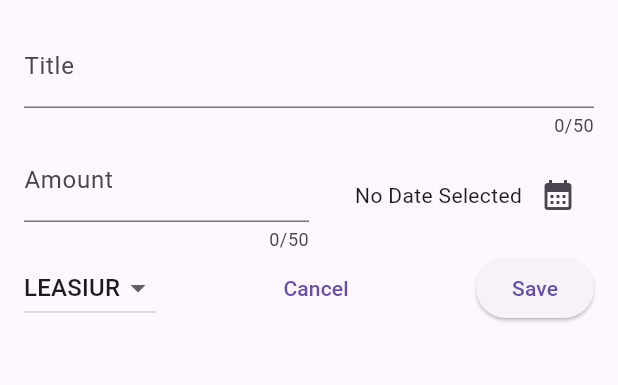
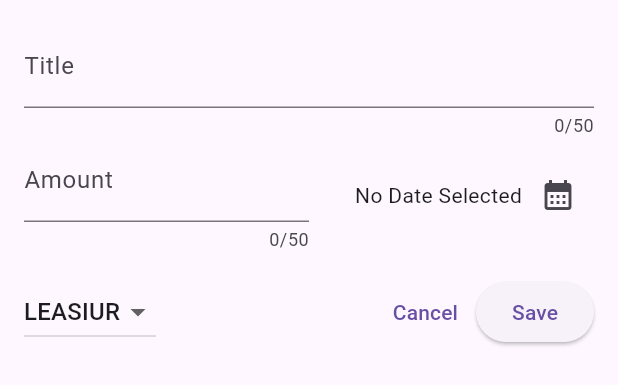
Before and after one commit to Azrul16/ExpencessTracker-FlutterProject, a Flutter app: the NewExpense widget shown alone on an empty page, opened directly, on a phone screen of 412 x 824 dp. Shown: the top 385 px of the screen. Run offline on Flutter 3.47's test engine with Material 3 defaults, Android fonts, the phone set to English and light mode, and no system bars.

Commit message:
update new_expense.dart

```diff
--- a/practice/lib/Widgets/new_expense.dart
+++ b/practice/lib/Widgets/new_expense.dart
@@ -1,6 +1,4 @@
-import 'package:flutter/cupertino.dart';
 import 'package:flutter/material.dart';
-import 'package:flutter/widgets.dart';
 import 'package:practice/models/expense.dart';
 
 class NewExpense extends StatefulWidget {
@@ -44,7 +42,7 @@ class _NewExpenseState extends State<NewExpense> {
   Widget build(BuildContext context) {
     return Padding(
       padding: const EdgeInsets.all(16),
-      child: Column(
+      child: ListView(
         children: [
           TextField(
             controller: _titleController,
@@ -88,6 +86,9 @@ class _NewExpenseState extends State<NewExpense> {
               )
             ],
           ),
+          const SizedBox(
+            height: 16,
+          ),
           Row(
             children: [
               DropdownButton(
@@ -110,16 +111,12 @@ class _NewExpenseState extends State<NewExpense> {
                 },
               ),
               const Spacer(),
-              const SizedBox(
-                height: 6,
-              ),
               TextButton(
                 onPressed: () {
                   Navigator.pop(context);
                 },
                 child: const Text('Cancel'),
               ),
-              const Spacer(),
               ElevatedButton(
                 onPressed: () {},
                 child: const Text('Save'),
```
